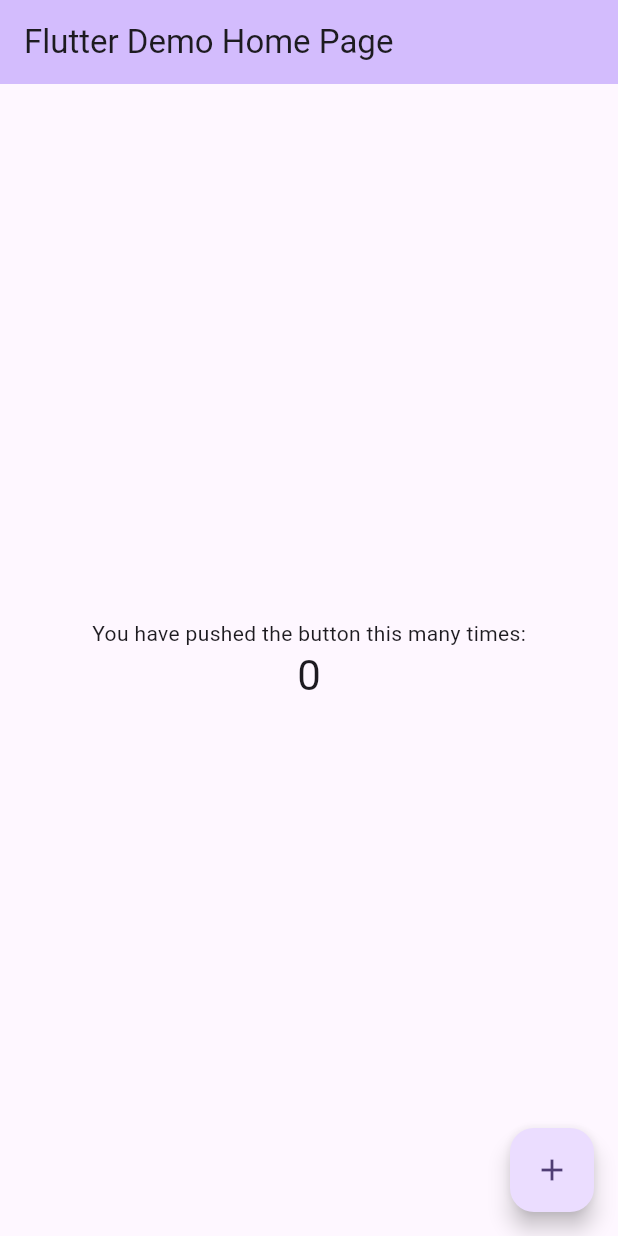
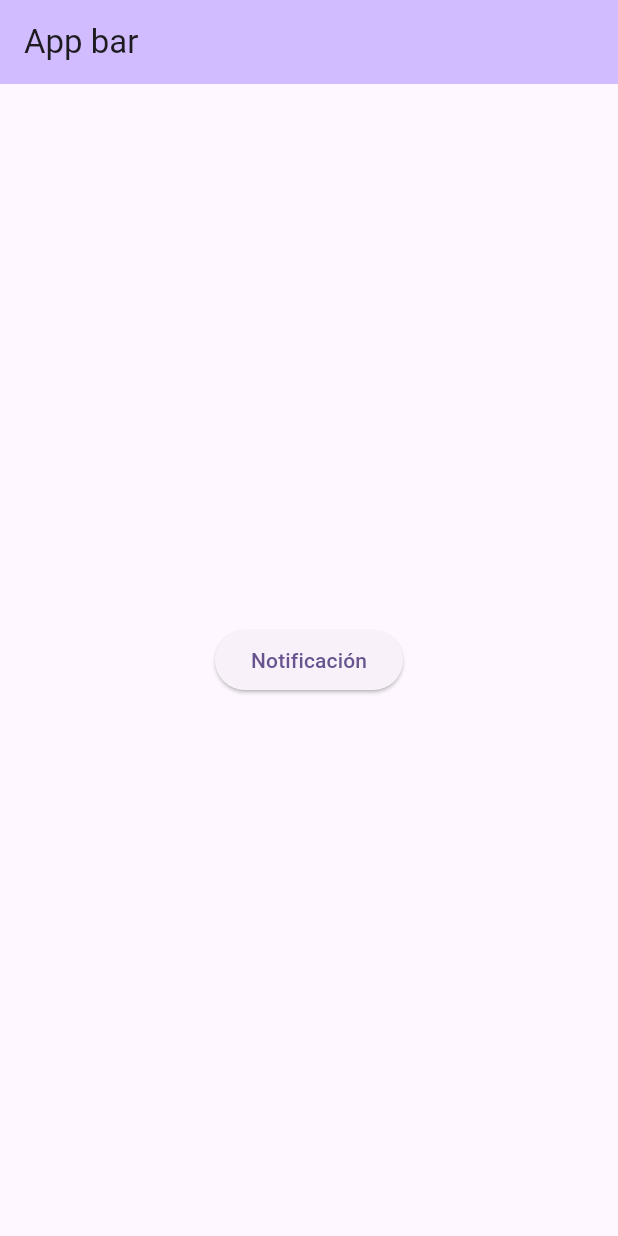
Before and after one commit to andresNeveu/pomoApp, a Flutter app: the screen it shows after launch, on a phone screen of 412 x 824 dp. Run offline on Flutter 3.47's test engine with Material 3 defaults, Android fonts, the phone set to English and light mode, and no system bars; our stand-ins replace drift; missing offline and left inert: local_notifier, window_manager; accounts and stored records are empty; generated files the repository leaves out were written again.

Commit message:
Feat: database, provider, charts n notifications

```diff
--- a/lib/main.dart
+++ b/lib/main.dart
@@ -1,11 +1,20 @@
 import 'package:flutter/material.dart';
+import 'package:local_notifier/local_notifier.dart';
+import 'package:pomo_app/pages/home.dart';
+import 'package:pomo_app/platform/database_provider.dart';
 import 'package:pomo_app/utils/theme_app.dart';
+import 'package:provider/provider.dart';
 import 'package:window_manager/window_manager.dart';
 
-void main() async {
+Future<void> main() async {
   WidgetsFlutterBinding.ensureInitialized();
   // Must add this line.
   await windowManager.ensureInitialized();
+
+  await localNotifier.setup(
+    appName: 'PomoApp',
+    shortcutPolicy: ShortcutPolicy.requireCreate,
+  );
 
   WindowOptions windowOptions = const WindowOptions(
     minimumSize: Size(800, 600),
@@ -19,7 +28,7 @@ void main() async {
     await windowManager.focus();
   });
 
-  runApp(const App());
+  runApp(MultiProvider(providers: [databaseProvider], child: const App()));
 }
 
 class App extends StatelessWidget {
@@ -28,97 +37,16 @@ class App extends StatelessWidget {
   @override
   Widget build(BuildContext context) {
     return MaterialApp(
+      debugShowCheckedModeBanner: false,
       title: 'Pomo App',
       theme: ThemeApp.theme,
-      home: const MyHomePage(title: 'Flutter Demo Home Page'),
+      home: Scaffold(
+        appBar: AppBar(
+          backgroundColor: Theme.of(context).colorScheme.inversePrimary,
+          title: const Text('App bar'),
+        ),
+        body: const Home(),
+      ),
     );
   }
 }
-
-class MyHomePage extends StatefulWidget {
-  const MyHomePage({super.key, required this.title});
-
-  // This widget is the home page of your application. It is stateful, meaning
-  // that it has a State object (defined below) that contains fields that affect
-  // how it looks.
-
-  // This class is the configuration for the state. It holds the values (in this
-  // case the title) provided by the parent (in this case the App widget) and
-  // used by the build method of the State. Fields in a Widget subclass are
-  // always marked "final".
-
-  final String title;
-
-  @override
-  State<MyHomePage> createState() => _MyHomePageState();
-}
-
-class _MyHomePageState extends State<MyHomePage> {
-  int _counter = 0;
-
-  void _incrementCounter() {
-    setState(() {
-      // This call to setState tells the Flutter framework that something has
-      // changed in this State, which causes it to rerun the build method below
-      // so that the display can reflect the updated values. If we changed
-      // _counter without calling setState(), then the build method would not be
-      // called again, and so nothing would appear to happen.
-      _counter++;
-    });
-  }
-
-  @override
-  Widget build(BuildContext context) {
-    // This method is rerun every time setState is called, for instance as done
-    // by the _incrementCounter method above.
-    //
-    // The Flutter framework has been optimized to make rerunning build methods
-    // fast, so that you can just rebuild anything that needs updating rather
-    // than having to individually change instances of widgets.
-    return Scaffold(
-      appBar: AppBar(
-        // TRY THIS: Try changing the color here to a specific color (to
-        // Colors.amber, perhaps?) and trigger a hot reload to see the AppBar
-        // change color while the other colors stay the same.
-        backgroundColor: Theme.of(context).colorScheme.inversePrimary,
-        // Here we take the value from the MyHomePage object that was created by
-        // the App.build method, and use it to set our appbar title.
-        title: Text(widget.title),
-      ),
-      body: Center(
-        // Center is a layout widget. It takes a single child and positions it
-        // in the middle of the parent.
-        child: Column(
-          // Column is also a layout widget. It takes a list of children and
-          // arranges them vertically. By default, it sizes itself to fit its
-          // children horizontally, and tries to be as tall as its parent.
-          //
-          // Column has various properties to control how it sizes itself and
-          // how it positions its children. Here we use mainAxisAlignment to
-          // center the children vertically; the main axis here is the vertical
-          // axis because Columns are vertical (the cross axis would be
-          // horizontal).
-          //
-          // TRY THIS: Invoke "debug painting" (choose the "Toggle Debug Paint"
-          // action in the IDE, or press "p" in the console), to see the
-          // wireframe for each widget.
-          mainAxisAlignment: MainAxisAlignment.center,
-          children: <Widget>[
-            const Text(
-              'You have pushed the button this many times:',
-            ),
-            Text(
-              '$_counter',
-              style: Theme.of(context).textTheme.headlineMedium,
-            ),
-          ],
-        ),
-      ),
-      floatingActionButton: FloatingActionButton(
-        onPressed: _incrementCounter,
-        tooltip: 'Increment',
-        child: const Icon(Icons.add),
-      ), // This trailing comma makes auto-formatting nicer for build methods.
-    );
-  }
-}
--- /dev/null
+++ b/lib/pages/home.dart
@@ -0,0 +1,43 @@
+import 'package:flutter/foundation.dart';
+import 'package:flutter/material.dart';
+import 'package:local_notifier/local_notifier.dart';
+
+class Home extends StatefulWidget {
+  const Home({super.key});
+
+  @override
+  State<Home> createState() => _HomeState();
+}
+
+class _HomeState extends State<Home> {
+  @override
+  Widget build(BuildContext context) {
+    final LocalNotification exampleNotification = LocalNotification(
+      identifier: '_exampleNotification',
+      title: 'example',
+      body: 'hello flutter!',
+      actions: [
+        LocalNotificationAction(
+          text: 'Yes',
+        ),
+        LocalNotificationAction(
+          text: 'No',
+        ),
+      ],
+    );
+
+    exampleNotification.onClickAction = (int i) {
+      if (kDebugMode) {
+        print(i);
+      }
+    };
+
+    return Center(
+      child: ElevatedButton(
+          onPressed: () {
+            exampleNotification.show();
+          },
+          child: const Text('Notificación')),
+    );
+  }
+}
```
Also changed, not shown: lib/platform/database.dart (added, +23 -0 lines), lib/platform/database_provider.dart (added, +7 -0 lines), pubspec.yaml (+8 -0 lines), lib/platform/database.g.dart (added), pubspec.lock, 5 other files.
